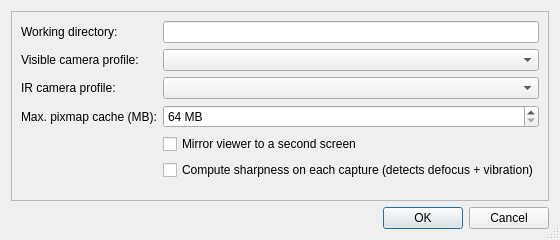
Old version of the form papyri/ui/settings_dialog.ui in the repository cceh/byzanz-capture.
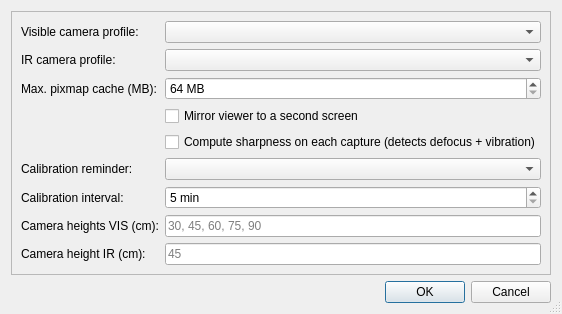
New version of the form.

Commit message: papyri: box-per-folder workflow + capture-setting controls

Diff of the .ui file:
```diff
--- a/papyri/ui/settings_dialog.ui
+++ b/papyri/ui/settings_dialog.ui
@@ -7,7 +7,7 @@
     <x>0</x>
     <y>0</y>
     <width>520</width>
-    <height>240</height>
+    <height>300</height>
    </rect>
   </property>
   <property name="sizePolicy">
@@ -33,58 +33,41 @@
      </property>
      <layout class="QFormLayout" name="formLayout">
       <item row="0" column="0">
-       <widget class="QLabel" name="workingDirectoryLabel">
-        <property name="text">
-         <string>Working directory:</string>
-        </property>
-       </widget>
-      </item>
-      <item row="0" column="1">
-       <widget class="QLineEdit" name="workingDirectoryInput">
-        <property name="cursor">
-         <cursorShape>PointingHandCursor</cursorShape>
-        </property>
-        <property name="readOnly">
-         <bool>true</bool>
-        </property>
-       </widget>
-      </item>
-      <item row="1" column="0">
        <widget class="QLabel" name="visibleProfileLabel">
         <property name="text">
          <string>Visible camera profile:</string>
         </property>
        </widget>
       </item>
-      <item row="1" column="1">
+      <item row="0" column="1">
        <widget class="QComboBox" name="visibleProfileSelect">
         <property name="cursor">
          <cursorShape>PointingHandCursor</cursorShape>
         </property>
        </widget>
       </item>
-      <item row="2" column="0">
+      <item row="1" column="0">
        <widget class="QLabel" name="irProfileLabel">
         <property name="text">
          <string>IR camera profile:</string>
         </property>
        </widget>
       </item>
-      <item row="2" column="1">
+      <item row="1" column="1">
        <widget class="QComboBox" name="irProfileSelect">
         <property name="cursor">
          <cursorShape>PointingHandCursor</cursorShape>
         </property>
        </widget>
       </item>
-      <item row="3" column="0">
+      <item row="2" column="0">
        <widget class="QLabel" name="maxPixmapCacheLabel">
         <property name="text">
          <string>Max. pixmap cache (MB):</string>
         </property>
        </widget>
       </item>
-      <item row="3" column="1">
+      <item row="2" column="1">
        <widget class="QSpinBox" name="maxPixmapCacheInput">
         <property name="minimum">
          <number>64</number>
@@ -97,14 +80,14 @@
         </property>
        </widget>
       </item>
-      <item row="4" column="1">
+      <item row="3" column="1">
        <widget class="QCheckBox" name="enableSecondScreenMirrorCheckbox">
         <property name="text">
          <string>Mirror viewer to a second screen</string>
         </property>
        </widget>
       </item>
-      <item row="5" column="1">
+      <item row="4" column="1">
        <widget class="QCheckBox" name="enableSharpnessCheckCheckbox">
         <property name="toolTip">
          <string>Compute a Laplace-variance sharpness metric on every loaded capture. Adds ~300 ms to first-time loads of each image; cached afterward.</string>
@@ -114,6 +97,77 @@
         </property>
        </widget>
       </item>
+      <item row="5" column="0">
+       <widget class="QLabel" name="calibrationReminderLabel">
+        <property name="text">
+         <string>Calibration reminder:</string>
+        </property>
+       </widget>
+      </item>
+      <item row="5" column="1">
+       <widget class="QComboBox" name="calibrationTriggerSelect">
+        <property name="cursor">
+         <cursorShape>PointingHandCursor</cursorShape>
+        </property>
+        <property name="toolTip">
+         <string>When to flag a ColorChecker/Flatfield calibration as due. The shutter buttons stay available regardless of this setting.</string>
+        </property>
+       </widget>
+      </item>
+      <item row="6" column="0">
+       <widget class="QLabel" name="calibrationIntervalLabel">
+        <property name="text">
+         <string>Calibration interval:</string>
+        </property>
+       </widget>
+      </item>
+      <item row="6" column="1">
+       <widget class="QSpinBox" name="calibrationIntervalInput">
+        <property name="minimum">
+         <number>5</number>
+        </property>
+        <property name="maximum">
+         <number>1440</number>
+        </property>
+        <property name="suffix">
+         <string> min</string>
+        </property>
+       </widget>
+      </item>
+      <item row="7" column="0">
+       <widget class="QLabel" name="captureHeightsLabel">
+        <property name="text">
+         <string>Camera heights VIS (cm):</string>
+        </property>
+       </widget>
+      </item>
+      <item row="7" column="1">
+       <widget class="QLineEdit" name="captureHeightsInput">
+        <property name="toolTip">
+         <string>Comma-separated VIS camera-height presets, e.g. 30, 45, 60. Used by the capture-row Height control and per-height Flatfield calibration.</string>
+        </property>
+        <property name="placeholderText">
+         <string>30, 45, 60, 75, 90</string>
+        </property>
+       </widget>
+      </item>
+      <item row="8" column="0">
+       <widget class="QLabel" name="irCaptureHeightLabel">
+        <property name="text">
+         <string>Camera height IR (cm):</string>
+        </property>
+       </widget>
+      </item>
+      <item row="8" column="1">
+       <widget class="QLineEdit" name="irCaptureHeightInput">
+        <property name="toolTip">
+         <string>The single fixed IR camera height (IR uses one height).</string>
+        </property>
+        <property name="placeholderText">
+         <string>45</string>
+        </property>
+       </widget>
+      </item>
      </layout>
     </widget>
    </item>
```
The commit also changes 6 other files.
